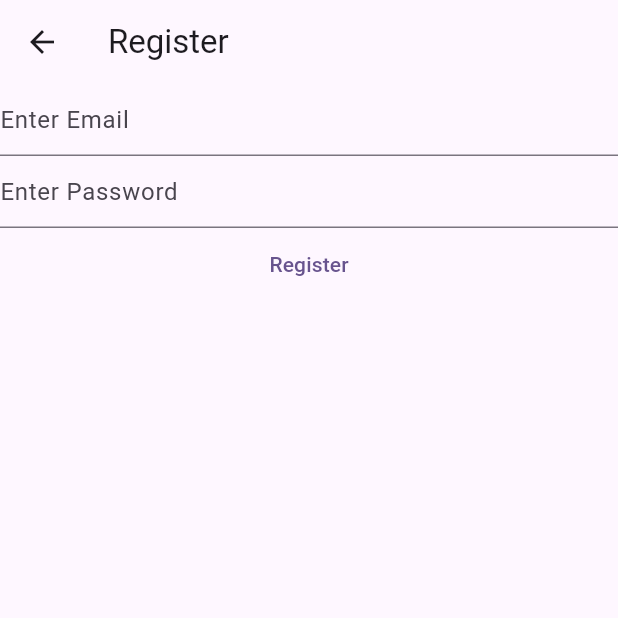
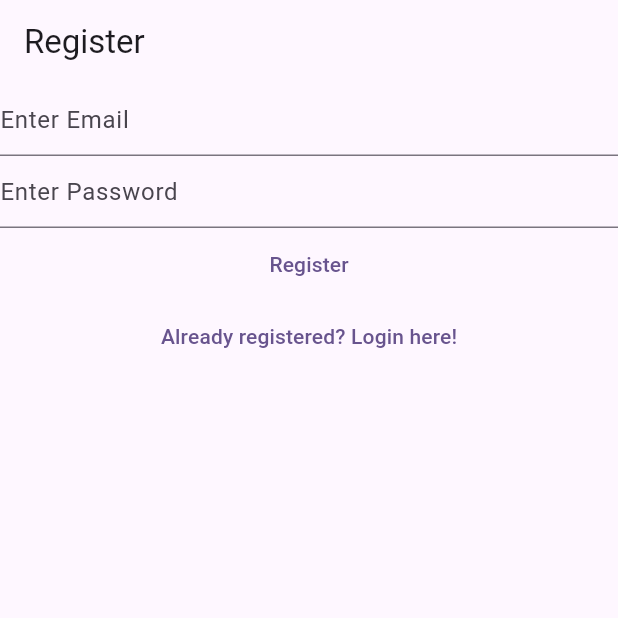
Before and after one commit to kiran11621/notesapp, a Flutter app: the RegisterView screen opened directly, on a phone screen of 412 x 824 dp, the top half of it. Run offline on Flutter 3.47's test engine with Material 3 defaults, Android fonts, the phone set to English and light mode, and no system bars; our stand-ins replace firebase_auth, firebase_core; accounts and stored records are empty.

```diff
--- a/lib/views/register_view.dart
+++ b/lib/views/register_view.dart
@@ -34,14 +34,7 @@ class _RegisterViewState extends State<RegisterView> {
       appBar: AppBar(
         title: const Text('Register'),
       ),
-      body: FutureBuilder(
-        future: Firebase.initializeApp(
-          options: DefaultFirebaseOptions.currentPlatform,
-        ),
-        builder: (context, snapshot) {
-          switch (snapshot.connectionState) {
-            case ConnectionState.done:
-              return Column(
+      body: Column(
         children: [
           TextField(
             controller: _email,
@@ -66,8 +59,8 @@ class _RegisterViewState extends State<RegisterView> {
               final password = _password.text;
 
               try {
-                        final userCredential = await FirebaseAuth.instance
-                            .createUserWithEmailAndPassword(
+                final userCredential =
+                    await FirebaseAuth.instance.createUserWithEmailAndPassword(
                   email: email,
                   password: password,
                 );
@@ -83,12 +76,14 @@ class _RegisterViewState extends State<RegisterView> {
             },
             child: const Text("Register"),
           ),
+          TextButton(
+            onPressed: () {
+              Navigator.of(context)
+                  .pushNamedAndRemoveUntil('/login/', (route) => false);
+            },
+            child: Text('Already registered? Login here!'),
+          ),
         ],
-              );
-            default:
-              return const Text("Loading...");
-          }
-        },
       ),
     );
   }
```
Also changed, not shown: lib/main.dart (+19 -11 lines), lib/views/login_view.dart (+7 -13 lines), lib/views/verify_email.dart (added, +32 -0 lines). Lines whose indentation alone changed are shown as unchanged.
